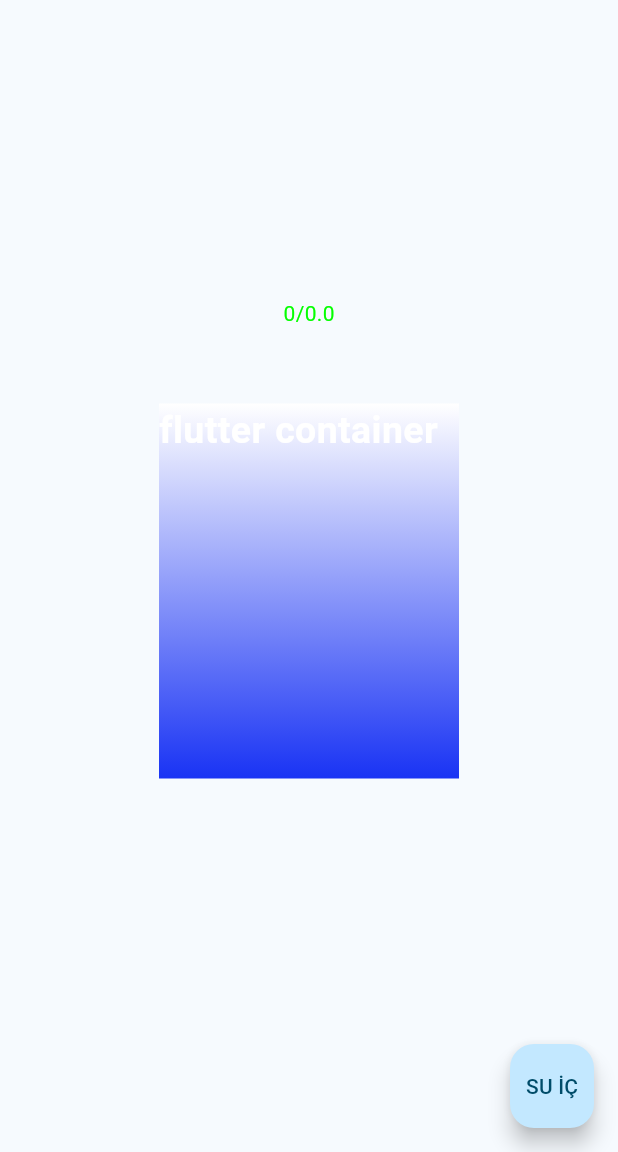
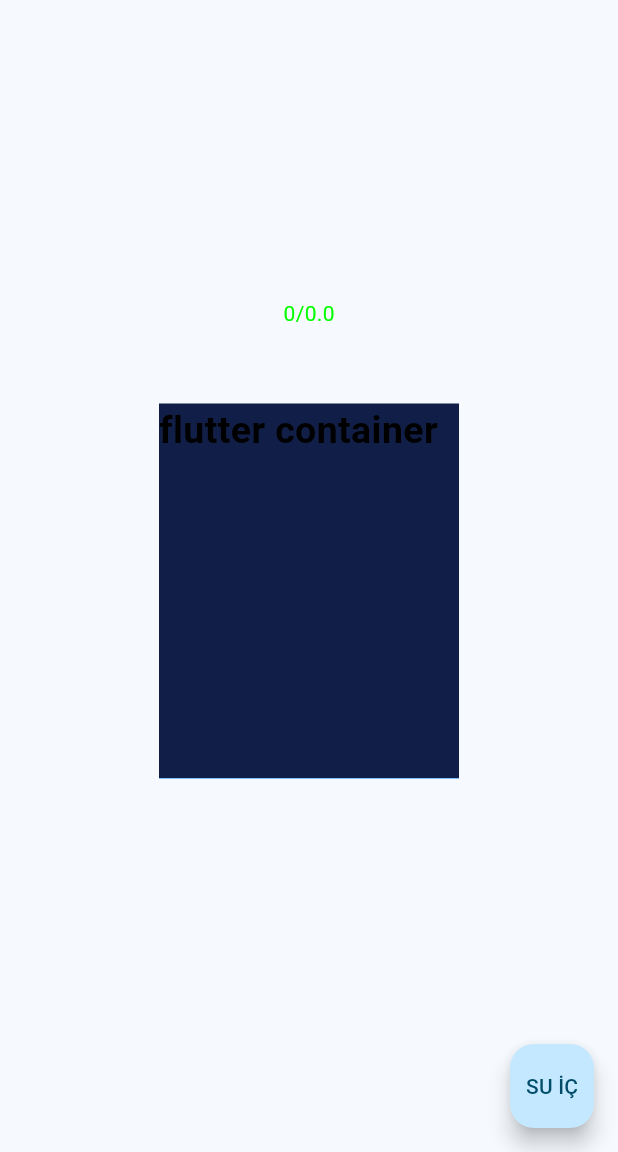
Before and after one commit to kayrahancoskun/flutter-deneme, a Flutter app: the screen it shows after launch, on a phone screen of 412 x 824 dp, the part 84-1236 px from its top. Run offline on Flutter 3.47's test engine with Material 3 defaults, Android fonts, the light colour scheme and no system bars; our stand-ins replace shared_preferences.

Commit message:
aysu container deneme
container duzgun calismiyo

```diff
--- a/aysu/lib/main.dart
+++ b/aysu/lib/main.dart
@@ -111,11 +111,11 @@ class _MyHomePageState extends State<MyHomePage> {
                   )),
               Container(
                   decoration:  BoxDecoration(
-                      gradient: LinearGradient(
-                    begin: Alignment.bottomCenter,
-                    end: Alignment.topCenter,
-                    stops: [sonuc,1-sonuc],
-                    colors: <Color>[Color.fromARGB(255, 25, 51, 244), Color.fromARGB(255, 255, 255, 255)],
+                      gradient:LinearGradient(
+                    begin: Alignment.topCenter,
+                    end: Alignment.bottomCenter,
+                    stops: [1-sonuc,sonuc],
+                    colors: <Color>[Color(0xFF111E47), Color.fromARGB(255, 12, 138, 255)],
                   )),
                   width: 200,
                   height: 250,
@@ -124,7 +124,7 @@ class _MyHomePageState extends State<MyHomePage> {
                   child: Text(
                     "flutter container",
                     style: TextStyle(
-                        color: Colors.white,
+                        color: const Color.fromARGB(255, 0, 0, 0),
                         fontWeight: FontWeight.bold,
                         fontSize: 25),
                   )),
```
